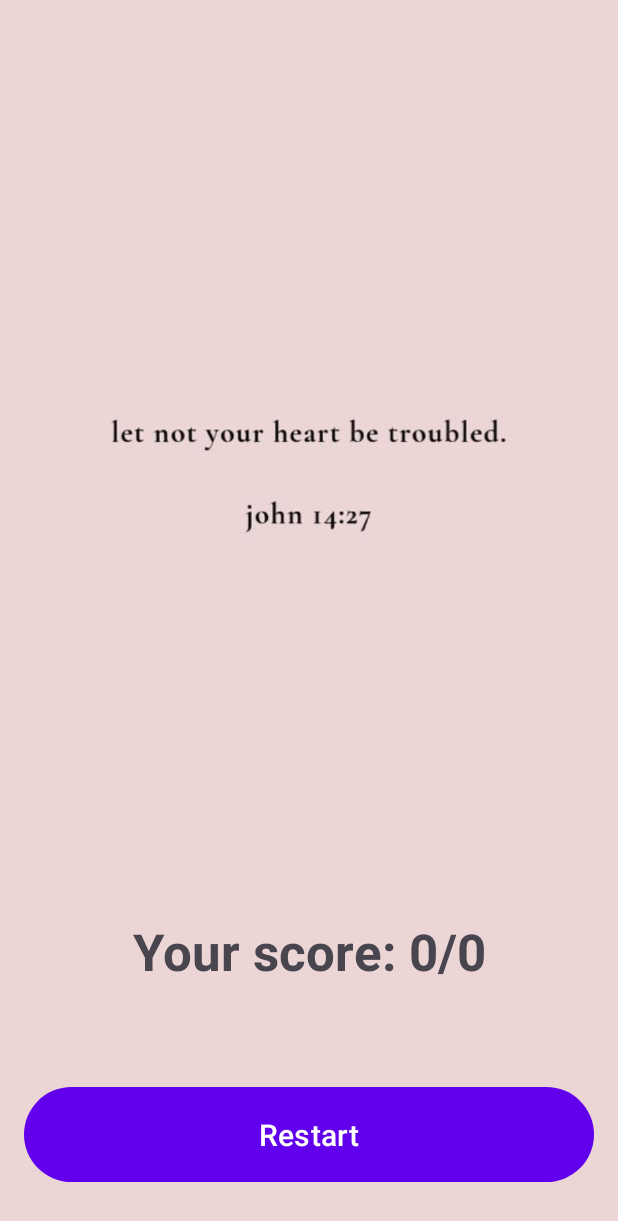
After one commit to IsackHaer/Quiz-It, an Android app: the EndResultFragment screen opened through its navigation route, on a phone screen of 412 x 824 dp. The commit adds this screen. Shown: the top 1221 px of the screen. Run offline under Robolectric (Android 15) with nearby library versions, the phone set to English and light mode, and no system bars; our stand-ins replace data binding.

Commit message:
added start screen added end result screen added livedata added background images added Toast message for correct/incorrect answer

```diff
--- a/app/src/main/java/com/example/quizit/data/QuizRepository.kt
+++ b/app/src/main/java/com/example/quizit/data/QuizRepository.kt
@@ -3,6 +3,7 @@ package com.example.quizit.data
 import com.example.quizit.data.model.Question
 
 class QuizRepository {
+
 
     fun loadQuestions() : List<Question>{
         return listOf<Question>(
@@ -18,7 +19,19 @@ class QuizRepository {
             Question("The 5,000 people were fed with five loaves and two fish.", true),
             Question("Moses led the children of Israel across the Jordan River into the Promised Land.", false),
             Question("The pure of heart will be blessed because they will see God.", true),
-            Question("During one of Paul’s lengthy sermons, Tychicus fell out of the window and died.", true)
+            Question("During one of Paul’s lengthy sermons, Tychicus fell out of the window and died.", true),
+            Question("In Jericho, Jesus noticed Zacchaeus climbing a sycamore tree.", true),
+            Question("Joshua dispatched three spies to Jericho, who took refuge in Rahab’s house.", false),
+            Question("On Mt. Sinai, the Ten Commandments were given to Aaron.", false),
+            Question("Daniel, Shadrach, Meshach, and Abednego were burned alive in a fiery furnace.", false),
+            Question("During Queen Esther’s reign, Haman plotted to kill the Jews.", true),
+            Question("Brimstone and fire from heaven destroyed the Tower of Babel.", false),
+            Question("Joseph’s brothers sold him into slavery.",true),
+            Question("An angel stopped Balaam’s camel from passing.", true),
+            Question("To be cured of his leprosy, Naaman was instructed to bathe seven times in the Jordan River.", true),
+            Question("On the Sabbath, Jesus healed the man with the withered hand.", true),
+            Question("The number of Wise Men who attended Jesus’ birth will remain a mystery for the rest of time.", false),
+            Question("Luke, the apostle, was a tax collector.", false)
         ).shuffled()
     }
 }
--- /dev/null
+++ b/app/src/main/java/com/example/quizit/ui/EndResultFragment.kt
@@ -0,0 +1,42 @@
+package com.example.quizit.ui
+
+import android.os.Bundle
+import android.view.LayoutInflater
+import android.view.View
+import android.view.ViewGroup
+import androidx.fragment.app.Fragment
+import androidx.fragment.app.activityViewModels
+import androidx.navigation.fragment.findNavController
+import com.example.quizit.QuizViewModel
+import com.example.quizit.R
+import com.example.quizit.databinding.FragmentEndresultBinding
+
+class EndResultFragment : Fragment() {
+
+    private lateinit var binding: FragmentEndresultBinding
+    private val viewModel: QuizViewModel by activityViewModels()
+
+    override fun onCreateView(
+        inflater: LayoutInflater,
+        container: ViewGroup?,
+        savedInstanceState: Bundle?
+    ): View? {
+        binding = FragmentEndresultBinding.inflate(inflater)
+        return binding.root
+    }
+
+    override fun onViewCreated(view: View, savedInstanceState: Bundle?) {
+
+        if (viewModel.score.value!! > 3) {
+            binding.endresultBgIv.setImageResource(R.drawable.goodend)
+        } else {
+            binding.endresultBgIv.setImageResource(R.drawable.badend)
+        }
+        binding.endresultTv.text = "Your score: ${viewModel.score.value}/${viewModel.totalScore.value}"
+
+        binding.endresultRestartBtn.setOnClickListener {
+            viewModel.restartGame()
+            findNavController().navigateUp()
+        }
+    }
+}
--- /dev/null
+++ b/app/src/main/java/com/example/quizit/ui/StartFragment.kt
@@ -0,0 +1,30 @@
+package com.example.quizit.ui
+
+import android.os.Bundle
+import android.view.LayoutInflater
+import android.view.View
+import android.view.ViewGroup
+import androidx.fragment.app.Fragment
+import androidx.navigation.fragment.findNavController
+import com.example.quizit.databinding.FragmentStartBinding
+
+class StartFragment : Fragment() {
+
+    private lateinit var binding: FragmentStartBinding
+
+    override fun onCreateView(
+        inflater: LayoutInflater,
+        container: ViewGroup?,
+        savedInstanceState: Bundle?
+    ): View? {
+        binding = FragmentStartBinding.inflate(inflater)
+        return binding.root
+    }
+
+    override fun onViewCreated(view: View, savedInstanceState: Bundle?) {
+
+        binding.startBtn.setOnClickListener {
+            findNavController().navigate(StartFragmentDirections.actionStartFragmentToQuizFragment())
+        }
+    }
+}
--- /dev/null
+++ b/app/src/main/res/layout/fragment_endresult.xml
@@ -0,0 +1,52 @@
+<?xml version="1.0" encoding="utf-8"?>
+<layout xmlns:android="http://schemas.android.com/apk/res/android"
+    xmlns:app="http://schemas.android.com/apk/res-auto"
+    xmlns:tools="http://schemas.android.com/tools">
+
+    <data>
+
+    </data>
+
+    <androidx.constraintlayout.widget.ConstraintLayout
+        android:layout_width="match_parent"
+        android:layout_height="match_parent">
+
+        <ImageView
+            android:id="@+id/endresult_bg_iv"
+            android:layout_width="0dp"
+            android:layout_height="0dp"
+            android:scaleType="centerCrop"
+            app:layout_constraintBottom_toBottomOf="parent"
+            app:layout_constraintEnd_toEndOf="parent"
+            app:layout_constraintStart_toStartOf="parent"
+            app:layout_constraintTop_toTopOf="parent"
+            app:srcCompat="@drawable/goodend" />
+
+        <TextView
+            android:id="@+id/endresult_tv"
+            android:layout_width="0dp"
+            android:layout_height="wrap_content"
+            android:layout_marginStart="16dp"
+            android:layout_marginEnd="16dp"
+            android:layout_marginBottom="64dp"
+            android:textAlignment="center"
+            android:textSize="34sp"
+            android:textStyle="bold"
+            app:layout_constraintBottom_toTopOf="@+id/endresult_restart_btn"
+            app:layout_constraintEnd_toEndOf="parent"
+            app:layout_constraintStart_toStartOf="parent"
+            tools:text="your end result is" />
+
+        <Button
+            android:id="@+id/endresult_restart_btn"
+            android:layout_width="0dp"
+            android:layout_height="wrap_content"
+            android:layout_marginBottom="32dp"
+            android:text="Restart"
+            android:textSize="20sp"
+            android:padding="18dp"
+            app:layout_constraintBottom_toBottomOf="parent"
+            app:layout_constraintEnd_toEndOf="@+id/endresult_tv"
+            app:layout_constraintStart_toStartOf="@+id/endresult_tv" />
+    </androidx.constraintlayout.widget.ConstraintLayout>
+</layout>
--- a/app/src/main/res/navigation/nav_graph.xml
+++ b/app/src/main/res/navigation/nav_graph.xml
@@ -3,11 +3,29 @@
     xmlns:app="http://schemas.android.com/apk/res-auto"
     xmlns:tools="http://schemas.android.com/tools"
     android:id="@+id/nav_graph"
-    app:startDestination="@id/quizFragment">
+    app:startDestination="@id/startFragment">
 
     <fragment
         android:id="@+id/quizFragment"
         android:name="com.example.quizit.ui.QuizFragment"
         android:label="QuizFragment"
-        tools:layout="@layout/fragment_quiz"/>
+        tools:layout="@layout/fragment_quiz">
+        <action
+            android:id="@+id/action_quizFragment_to_endResultFragment"
+            app:destination="@id/endResultFragment" />
+    </fragment>
+    <fragment
+        android:id="@+id/endResultFragment"
+        android:name="com.example.quizit.ui.EndResultFragment"
+        android:label="EndResultFragment"
+        tools:layout="@layout/fragment_endresult"/>
+    <fragment
+        android:id="@+id/startFragment"
+        android:name="com.example.quizit.ui.StartFragment"
+        android:label="StartFragment"
+        tools:layout="@layout/fragment_start">
+        <action
+            android:id="@+id/action_startFragment_to_quizFragment"
+            app:destination="@id/quizFragment" />
+    </fragment>
 </navigation>
--- a/app/src/main/res/values-night/themes.xml
+++ b/app/src/main/res/values-night/themes.xml
@@ -10,7 +10,7 @@
         <item name="colorSecondaryVariant">@color/teal_200</item>
         <item name="colorOnSecondary">@color/black</item>
         <!-- Status bar color. -->
-        <item name="android:statusBarColor">?attr/colorPrimaryVariant</item>
+        <item name="android:statusBarColor">@android:color/transparent</item>
         <!-- Customize your theme here. -->
     </style>
 </resources>
--- a/app/src/main/res/values/themes.xml
+++ b/app/src/main/res/values/themes.xml
@@ -10,7 +10,8 @@
         <item name="colorSecondaryVariant">@color/teal_700</item>
         <item name="colorOnSecondary">@color/black</item>
         <!-- Status bar color. -->
-        <item name="android:statusBarColor">?attr/colorPrimaryVariant</item>
+        <item name="android:statusBarColor">@android:color/transparent</item>
+        <item name="android:windowLightStatusBar">true</item>
         <!-- Customize your theme here. -->
     </style>
 </resources>
```
Also changed, not shown: app/src/main/java/com/example/quizit/QuizViewModel.kt (+83 -18 lines), app/src/main/java/com/example/quizit/ui/QuizFragment.kt (+29 -53 lines), app/src/main/res/layout/fragment_quiz.xml (+6 -7 lines), app/src/main/res/layout/fragment_start.xml (added, +56 -0 lines), app/src/main/res/drawable/badend.jpg (added), app/src/main/res/drawable/goodend.png (added), app/src/main/res/drawable/jesus.jpg (added).
